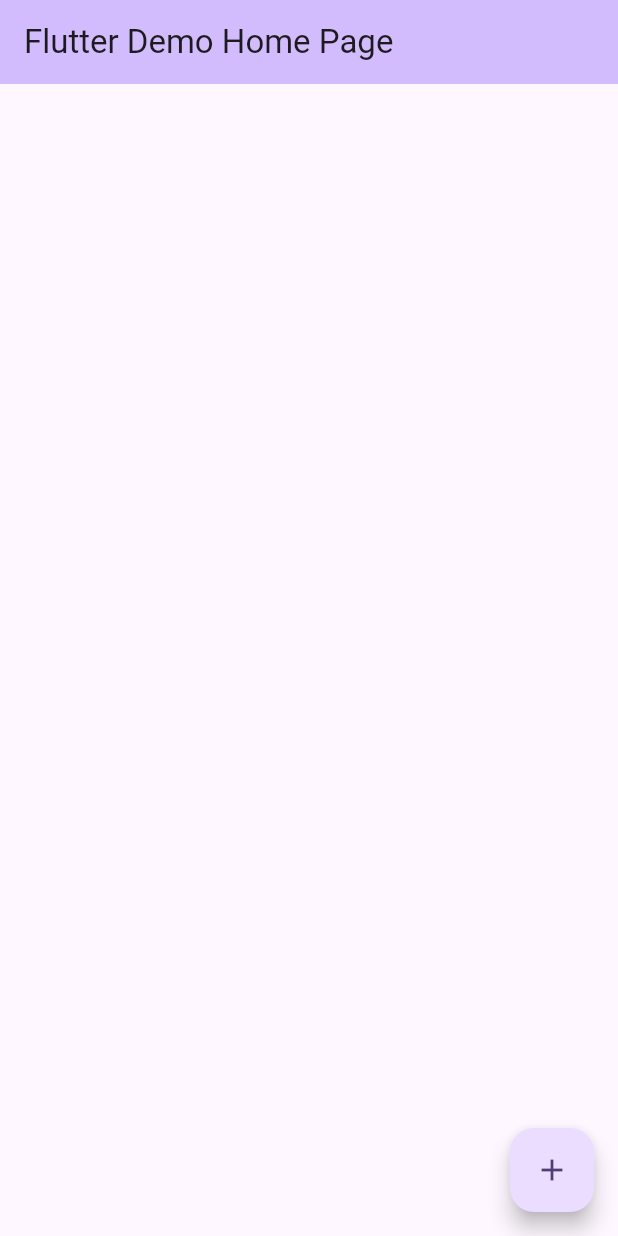
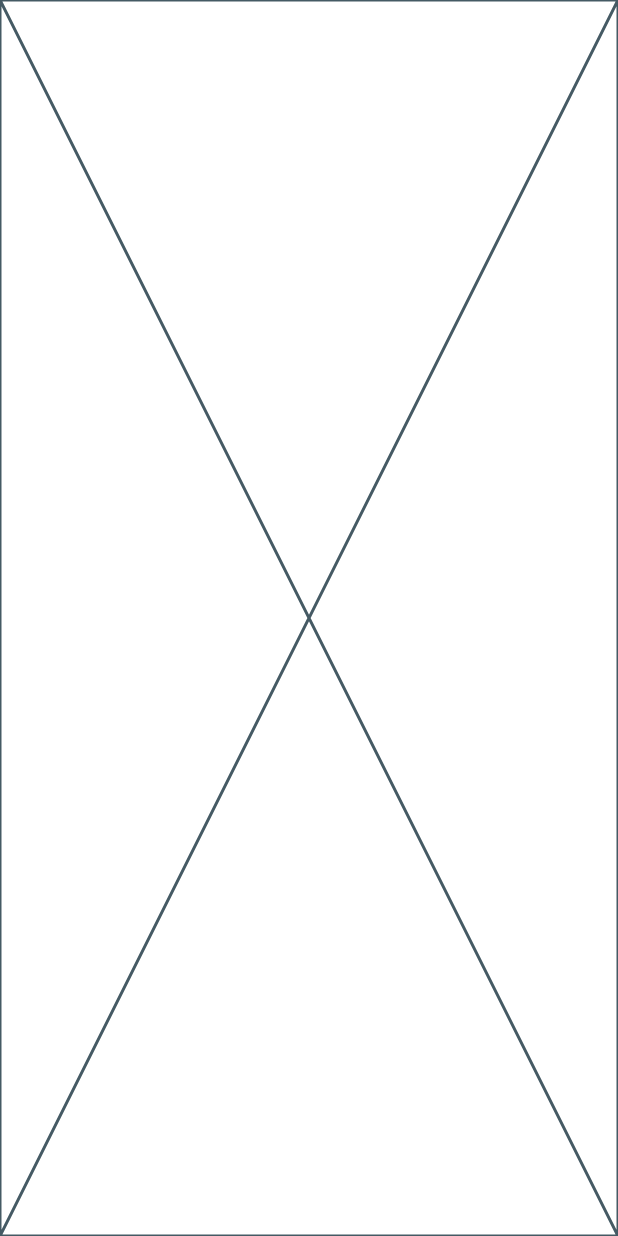
Before and after one commit to noor-faozi/albaderapp, a Flutter app: the screen it shows after launch, on a phone screen of 412 x 824 dp. Run offline on Flutter 3.47's test engine with Material 3 defaults, Android fonts, the light colour scheme and no system bars; our stand-ins replace supabase_flutter; accounts and stored records are empty.

Commit message:
feat: add admin pages structure

```diff
--- /dev/null
+++ b/lib/layout/admin_layout.dart
@@ -0,0 +1,21 @@
+import 'package:flutter/material.dart';
+
+class AdminLayout extends StatefulWidget {
+  const AdminLayout({super.key});
+
+  @override
+  State<AdminLayout> createState() => _AdminLayoutState();
+}
+
+class _AdminLayoutState extends State<AdminLayout> {
+  int _selectedIndex = 0;
+
+  final List<Widget> _screens = [
+
+  ];
+
+  @override
+  Widget build(BuildContext context) {
+    return const Placeholder();
+  }
+}
--- a/lib/main.dart
+++ b/lib/main.dart
@@ -1,3 +1,4 @@
+import 'package:albaderapp/layout/admin_layout.dart';
 import 'package:flutter/material.dart';
 import 'package:supabase_flutter/supabase_flutter.dart';
 
@@ -19,13 +20,12 @@
   @override
   Widget build(BuildContext context) {
     return MaterialApp(
-      title: 'Flutter Demo',
+      title: 'AL BADER APP',
       theme: ThemeData(
-        colorScheme: ColorScheme.fromSeed(seedColor: Colors.deepPurple),
         useMaterial3: true,
       ),
       debugShowCheckedModeBanner: false,
-      home: const MyHomePage(title: 'Flutter Demo Home Page'),
+      home: const AdminLayout(),
     );
   }
 }
```
Also changed, not shown: lib/screens/admin/attendance.dart (added, +15 -0 lines), lib/screens/admin/employees.dart (added, +15 -0 lines), lib/screens/admin/holidays.dart (added, +15 -0 lines), lib/screens/admin/overtime_attendance.dart (added, +15 -0 lines), lib/screens/admin/reports.dart (added, +15 -0 lines).
